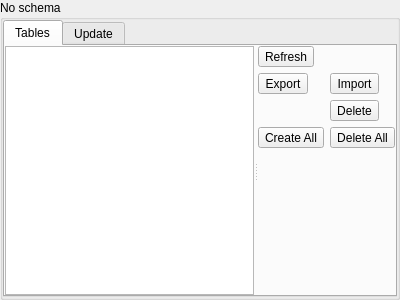
alexe-mgn/MCHSMediaAnalysis, file ui/UI/SchemaMenu.ui: the form before one commit.
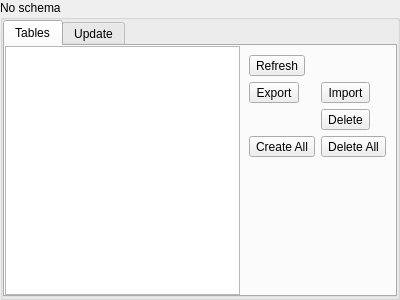
The form after the commit.

Commit message: Improved schema menu layout

The edit to the form file:
```diff
--- a/ui/UI/SchemaMenu.ui
+++ b/ui/UI/SchemaMenu.ui
@@ -41,7 +41,7 @@
       <attribute name="title">
        <string>Tables</string>
       </attribute>
-      <layout class="QVBoxLayout" name="layoutTables">
+      <layout class="QHBoxLayout" name="layoutTables">
        <property name="spacing">
         <number>0</number>
        </property>
@@ -58,10 +58,6 @@
         <number>0</number>
        </property>
        <item>
-        <widget class="QSplitter" name="splitterTables">
-         <property name="orientation">
-          <enum>Qt::Horizontal</enum>
-         </property>
          <widget class="QListWidget" name="listTables">
           <property name="sizePolicy">
            <sizepolicy hsizetype="Expanding" vsizetype="Expanding">
@@ -70,6 +66,8 @@
            </sizepolicy>
           </property>
          </widget>
+       </item>
+       <item>
          <widget class="QWidget" name="groupTableButtons" native="true">
           <layout class="QGridLayout" name="layoutTableButtons">
            <item row="3" column="1">
@@ -131,7 +129,6 @@
             </spacer>
            </item>
           </layout>
-         </widget>
         </widget>
        </item>
       </layout>
```
Lines whose indentation alone changed are shown as unchanged.
